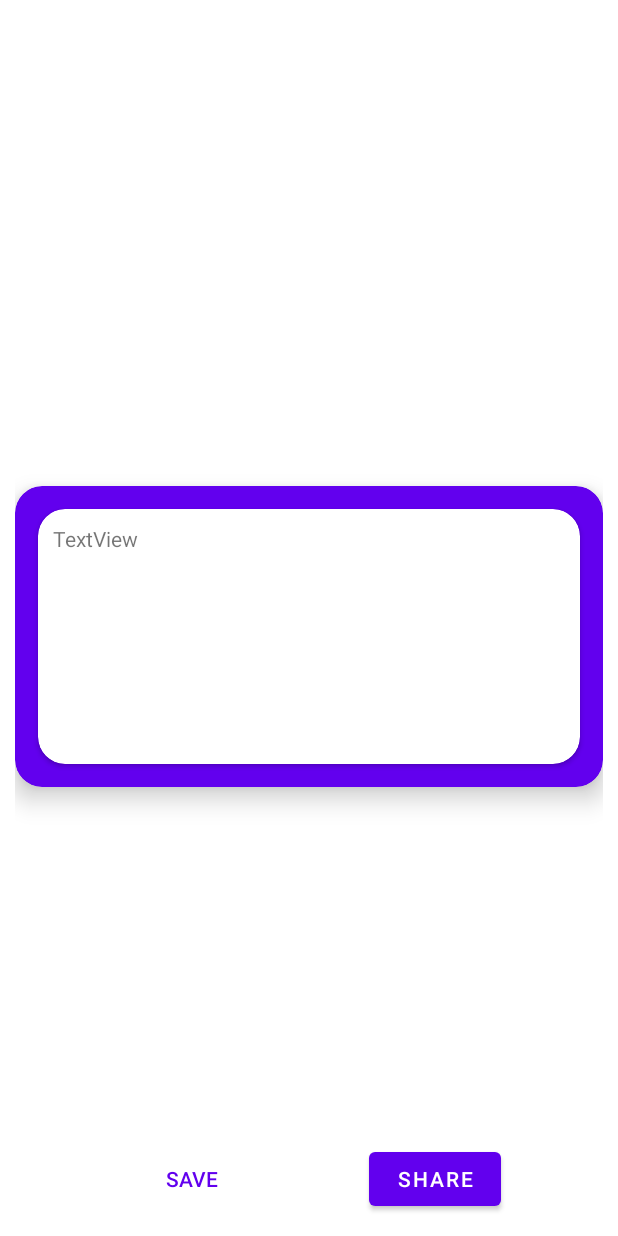
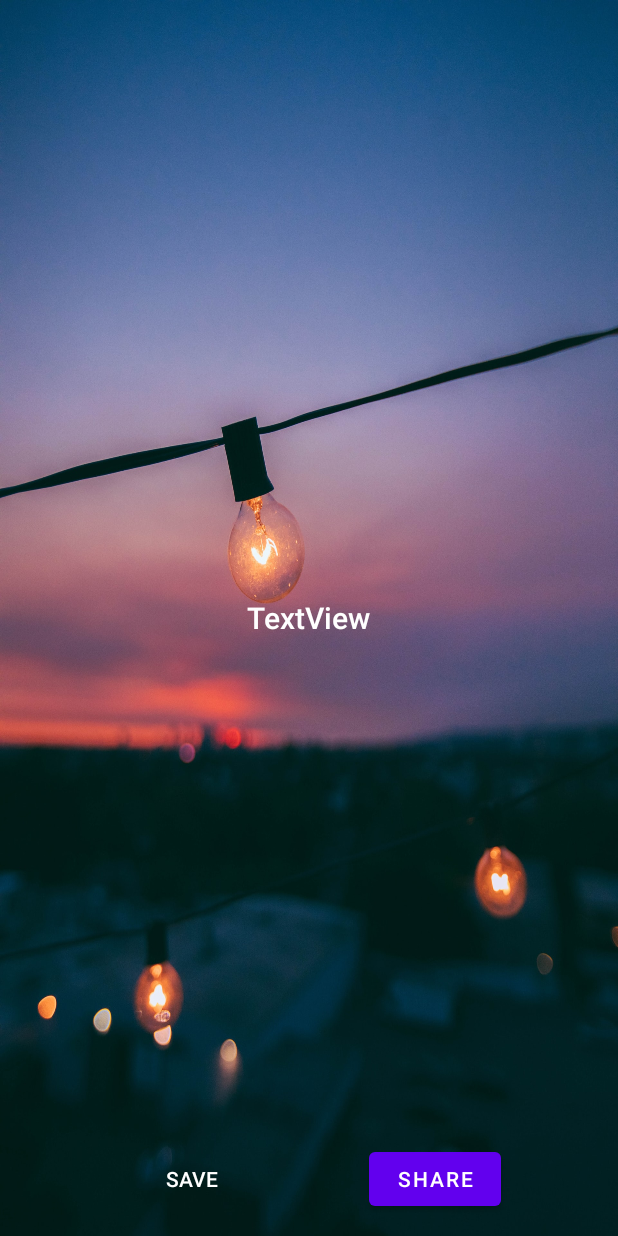
Before and after one commit to SudarshanDevkota/Fact-O, an Android app: the layout model_layout.xml on its own in the app's theme, with its tools: preview values and no code run, on a phone screen of 412 x 824 dp. Run offline under Robolectric (Android 15) with nearby library versions, the phone set to English and light mode, and no system bars.

Commit message:
UI changed
	- set background image
	- infinite scrolling to be done

```diff
--- a/app/src/main/res/layout/model_layout.xml
+++ b/app/src/main/res/layout/model_layout.xml
@@ -1,12 +1,35 @@
 <?xml version="1.0" encoding="utf-8"?>
 <androidx.constraintlayout.widget.ConstraintLayout xmlns:android="http://schemas.android.com/apk/res/android"
     xmlns:app="http://schemas.android.com/apk/res-auto"
+    xmlns:tools="http://schemas.android.com/tools"
     android:id="@+id/linearLayout"
     android:layout_width="match_parent"
     android:layout_height="match_parent"
     android:gravity="bottom"
     android:orientation="vertical"
-    android:padding="10dp">
+    android:padding="10dp"
+    android:background="@drawable/fact_bg">
+
+    <LinearLayout
+        android:layout_width="match_parent"
+        android:layout_height="match_parent"
+        android:orientation="horizontal"
+        app:layout_constraintBottom_toBottomOf="parent"
+        app:layout_constraintEnd_toEndOf="parent"
+        app:layout_constraintStart_toStartOf="parent"
+        android:gravity="center">
+
+        <TextView
+            android:id="@+id/fact_view"
+            android:layout_width="wrap_content"
+            android:layout_height="wrap_content"
+            android:fontFamily="sans-serif-light"
+            android:text="TextView"
+            android:textAlignment="center"
+            android:textColor="@color/white"
+            android:textSize="20sp"
+            android:textStyle="bold" />
+    </LinearLayout>
 
     <Button
         android:id="@+id/btn_save"
@@ -14,7 +37,7 @@
         android:layout_width="wrap_content"
         android:layout_height="wrap_content"
         android:text="Save"
-        android:textColor="@color/purple_500"
+        android:textColor="@color/white"
         app:layout_constraintBaseline_toBaselineOf="@+id/btn_share"
         app:layout_constraintEnd_toStartOf="@+id/btn_share"
         app:layout_constraintStart_toStartOf="parent" />
@@ -29,34 +52,5 @@
         app:layout_constraintBottom_toBottomOf="parent"
         app:layout_constraintEnd_toEndOf="parent" />
 
-    <androidx.cardview.widget.CardView
-        android:layout_width="match_parent"
-        android:layout_height="wrap_content"
-        android:layout_marginBottom="237dp"
-        app:cardBackgroundColor="@color/purple_500"
-        app:cardCornerRadius="18dp"
-        app:cardElevation="10dp"
-        app:layout_constraintBottom_toTopOf="@+id/btn_share"
-        app:layout_constraintEnd_toEndOf="parent"
 
-
-        app:layout_constraintStart_toStartOf="parent"
-        app:layout_constraintTop_toTopOf="parent"
-        app:layout_constraintVertical_bias="1.0">
-
-        <androidx.cardview.widget.CardView
-            android:layout_width="match_parent"
-            android:layout_height="wrap_content"
-            android:layout_margin="15dp"
-            app:cardCornerRadius="18dp">
-
-            <TextView
-                android:id="@+id/fact_view"
-                android:layout_width="match_parent"
-                android:layout_height="wrap_content"
-                android:layout_margin="10dp"
-                android:minHeight="150dp"
-                android:text="TextView" />
-        </androidx.cardview.widget.CardView>
-    </androidx.cardview.widget.CardView>
 </androidx.constraintlayout.widget.ConstraintLayout>
--- a/app/src/main/res/values/colors.xml
+++ b/app/src/main/res/values/colors.xml
@@ -7,5 +7,6 @@
     <color name="teal_700">#FF018786</color>
     <color name="black">#FF000000</color>
     <color name="white">#FFFFFFFF</color>
-    <color  name="yellow_theme">#FDE313</color>
+    <color  name="yellow_theme">#FF5722</color>
+    <color name="transparent">#00FFFFFF</color>
 </resources>
--- a/app/src/main/res/values/themes.xml
+++ b/app/src/main/res/values/themes.xml
@@ -1,6 +1,6 @@
 <resources xmlns:tools="http://schemas.android.com/tools">
     <!-- Base application theme. -->
-    <style name="Theme.FactO" parent="Theme.MaterialComponents.DayNight.DarkActionBar">
+    <style name="Theme.FactO" parent="Theme.MaterialComponents.DayNight.NoActionBar">
         <!-- Primary brand color. -->
         <item name="colorPrimary">@color/purple_500</item>
         <item name="colorPrimaryVariant">@color/purple_700</item>
```
Also changed, not shown: app/src/main/res/drawable-v24/fact_bg.jpg (added).
